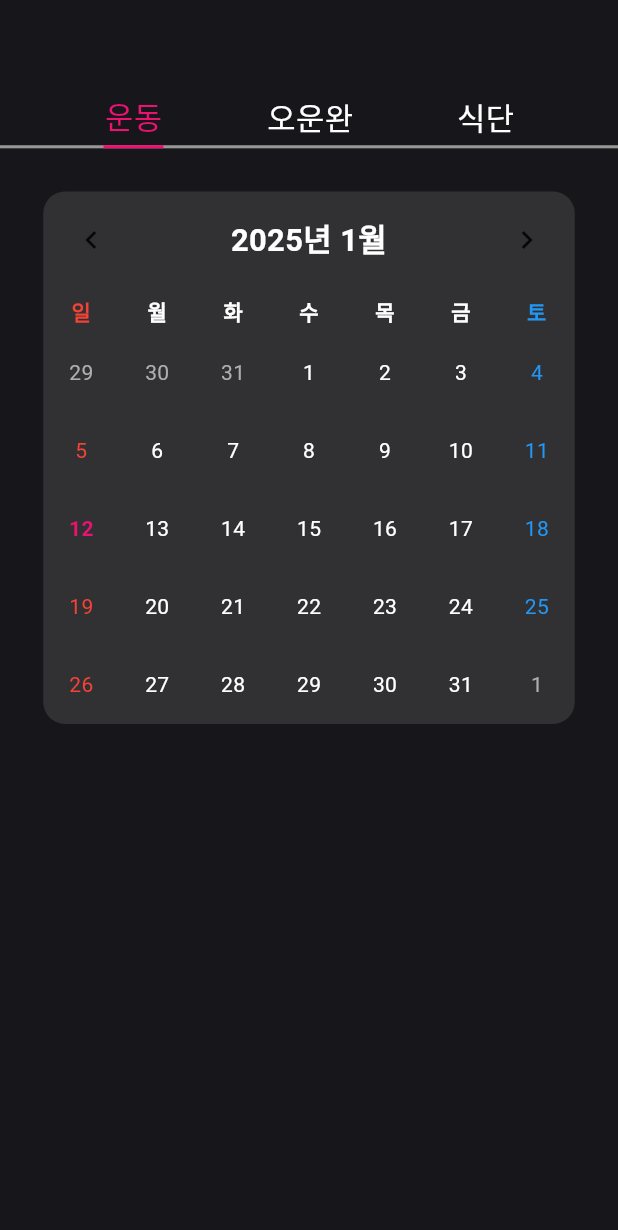
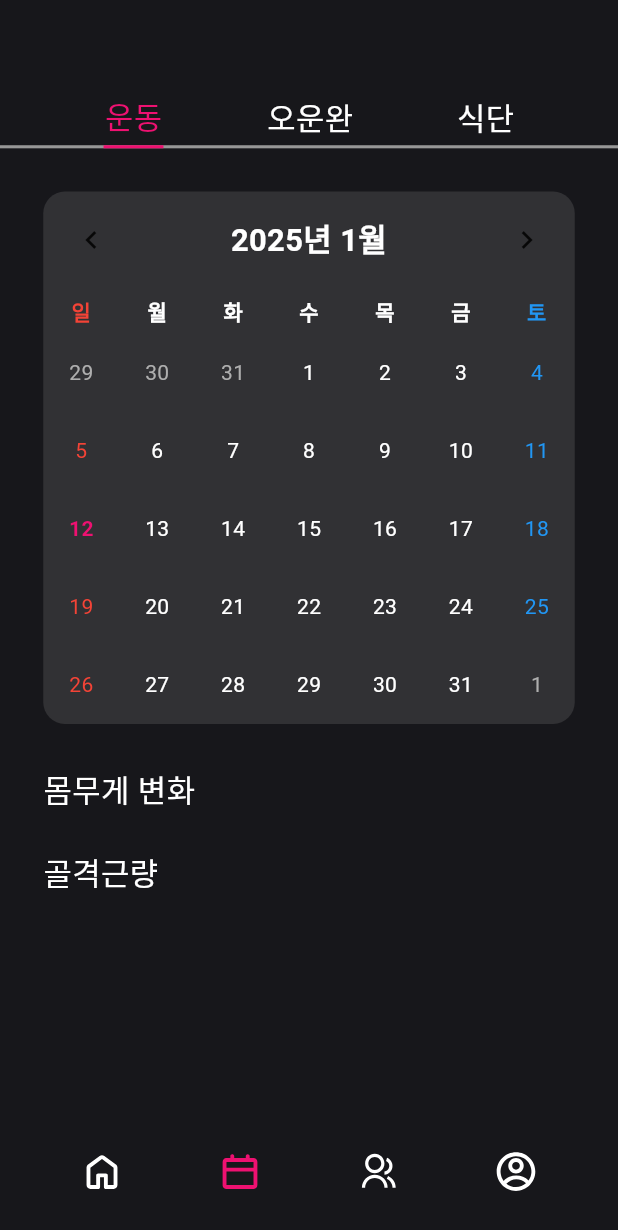
Before and after one commit to eodudrepublic/health_diary_fe, a Flutter app: the screen it shows after launch, on a phone screen of 412 x 824 dp. Shown: the top 1230 px of the screen. Run offline on Flutter 3.47's test engine with Material 3 defaults, Android fonts, the phone set to English and light mode, and no system bars; drawn by our look-alikes of table_calendar; our stand-ins replace flutter_screenutil, flutter_svg, get, logger; missing offline and left inert: kakao_flutter_sdk_user; accounts and stored records are empty; statements that could not run were skipped.

Commit message:
feat - 달력화면 UI 구성중 : 골격근량 등 신체 성분 확인 파트(가로 스크롤) 위젯 삽입 - 디자인에 맞게 정보를 보여주는건 서버 연결하고 하고 싶은데... 일단 위젯들 먼저 배치해 놓는걸로 - 이제 social 페이지 만들건데 CBNB에서 group -> social로 이름 변경

```diff
--- a/lib/common/widget/custom_bottom_navigation_bar.dart
+++ b/lib/common/widget/custom_bottom_navigation_bar.dart
@@ -8,14 +8,14 @@ import '../utils/logger.dart';
 class CustomBottomNavigationBar extends StatelessWidget {
   final String homeIconPath;
   final String calendarIconPath;
-  final String groupIconPath;
+  final String socialIconPath;
   final String myPageIconPath;
 
   const CustomBottomNavigationBar({
     super.key,
     required this.homeIconPath,
     required this.calendarIconPath,
-    required this.groupIconPath,
+    required this.socialIconPath,
     required this.myPageIconPath,
   });
 
@@ -41,11 +41,11 @@ class CustomBottomNavigationBar extends StatelessWidget {
             iconSize: 30.sp,
             onPressed: () {
               Log.info("BNB :  Calendar 버튼 터치 -> CalendarView");
-              // TODO : Get.offNamed('/calendar');
+              Get.offNamed('/calendar');
             },
           ),
           _buildIconButton(
-            iconPath: groupIconPath,
+            iconPath: socialIconPath,
             iconSize: 25.sp,
             onPressed: () {
               Log.info("BNB :  Group 버튼 터치 -> GroupView");
--- a/lib/view/calendar/calendar_view.dart
+++ b/lib/view/calendar/calendar_view.dart
@@ -3,6 +3,7 @@ import 'package:flutter_screenutil/flutter_screenutil.dart';
 import 'package:get/get.dart';
 import 'package:table_calendar/table_calendar.dart';
 import '../../common/app_colors.dart';
+import '../../common/widget/custom_bottom_navigation_bar.dart';
 import '../../view_model/calendar/calendar_controller.dart';
 
 class CalendarView extends StatelessWidget {
@@ -268,8 +269,75 @@ class CalendarView extends StatelessWidget {
           ),
 
           /// 하단 몸 상태 변화 확인 위젯들 들어갈 부분
-          Expanded(child: Container())
+          Expanded(
+              child: SingleChildScrollView(
+            child: Padding(
+              padding: EdgeInsets.symmetric(
+                horizontal: 0.07.sw,
+              ),
+              child: Column(
+                mainAxisSize: MainAxisSize.min,
+                mainAxisAlignment: MainAxisAlignment.start,
+                crossAxisAlignment: CrossAxisAlignment.center,
+                children: [
+                  /// 몸무게 변화
+                  Container(
+                    alignment: Alignment.centerLeft,
+                    child: Text(
+                      "몸무게 변화",
+                      style: TextStyle(
+                        color: Colors.white,
+                        fontSize: 20.sp,
+                      ),
+                    ),
+                  ),
+                  Container(
+                    padding: EdgeInsets.symmetric(
+                      vertical: 0.03.sw,
+                    ),
+                    child: SingleChildScrollView(
+                      scrollDirection: Axis.horizontal,
+                      child: Row(
+                          // TODO : 디자인 참고
+                          ),
+                    ),
+                  ),
+
+                  /// 골격근량
+                  Container(
+                    alignment: Alignment.centerLeft,
+                    child: Text(
+                      "골격근량",
+                      style: TextStyle(
+                        color: Colors.white,
+                        fontSize: 20.sp,
+                      ),
+                    ),
+                  ),
+                  Container(
+                    padding: EdgeInsets.symmetric(
+                      vertical: 0.03.sw,
+                    ),
+                    child: SingleChildScrollView(
+                      scrollDirection: Axis.horizontal,
+                      child: Row(
+                          // TODO : 디자인 참고
+                          ),
+                    ),
+                  ),
+
+                  // TODO : 또 뭐 들어가야 했더라
+                ],
+              ),
+            ),
+          ))
         ],
+      ),
+      bottomNavigationBar: const CustomBottomNavigationBar(
+        homeIconPath: 'assets/icons/home_off.svg',
+        calendarIconPath: 'assets/icons/calendar_on.svg',
+        socialIconPath: 'assets/icons/group_off.svg',
+        myPageIconPath: 'assets/icons/my_page_off.svg',
       ),
     );
   }
--- a/lib/view/home/home_view.dart
+++ b/lib/view/home/home_view.dart
@@ -61,7 +61,7 @@ class HomeView extends StatelessWidget {
               const CustomBottomNavigationBar(
                 homeIconPath: 'assets/icons/home_on.svg',
                 calendarIconPath: 'assets/icons/calendar_off.svg',
-                groupIconPath: 'assets/icons/group_off.svg',
+                socialIconPath: 'assets/icons/group_off.svg',
                 myPageIconPath: 'assets/icons/my_page_off.svg',
               ),
             ],
```
